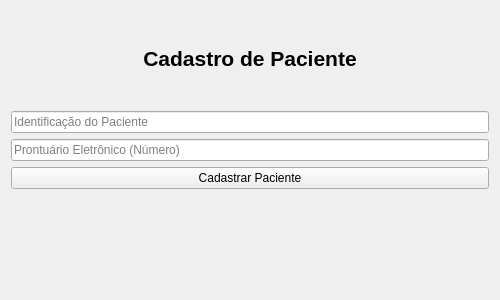
Before: the Qt Designer form ui/cadastro_paciente.ui in Zaldef/Project-K, drawn with Qt 5.
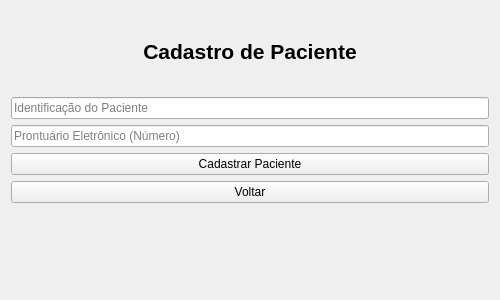
After: the same form once the commit is applied.

Diff of the .ui file:
```diff
--- a/ui/cadastro_paciente.ui
+++ b/ui/cadastro_paciente.ui
@@ -48,6 +48,13 @@
      </property>
     </widget>
    </item>
+   <item>
+    <widget class="QPushButton" name="botaoVoltar">
+     <property name="text">
+      <string>Voltar</string>
+     </property>
+    </widget>
+   </item>
    <item>
     <widget class="QLabel" name="labelMensagem">
      <property name="text">
```
